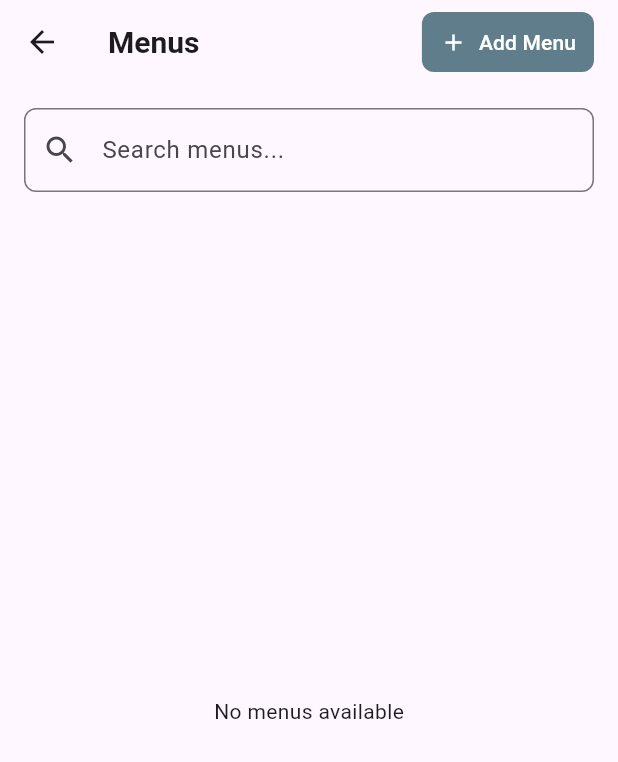
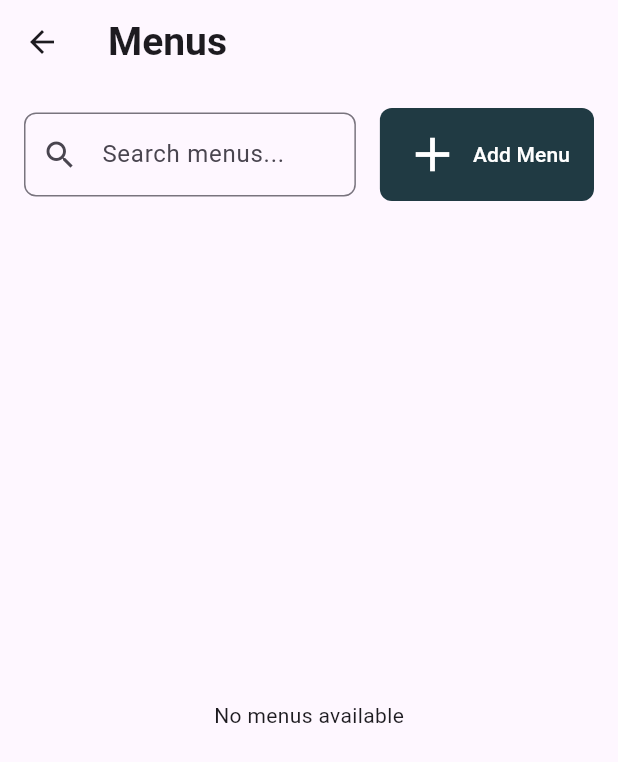
Before and after one commit to johnelson12345/SalesManagement_Monitoring_Node_postgresql, a Flutter app: the MenuScreen screen opened directly, on a phone screen of 412 x 824 dp. Shown: the top 762 px of the screen. Run offline on Flutter 3.47's test engine with Material 3 defaults, Android fonts, the phone set to English and light mode, and no system bars; our stand-ins replace image_picker, shared_preferences; accounts and stored records are empty; network calls fail.

Commit message:
ne functionality

```diff
--- a/lib/main.dart
+++ b/lib/main.dart
@@ -1,10 +1,8 @@
 import 'package:flutter/material.dart';
-import 'package:sales_managementv5/screens/categoryscreen.dart';
 import 'package:sales_managementv5/screens/loginscreen.dart';
-import 'package:sales_managementv5/screens/mainscreen.dart';
 
 void main() {
-  runApp(MyApp());
+  runApp(const MyApp());
 }
 
 class MyApp extends StatelessWidget {
@@ -18,7 +16,7 @@ class MyApp extends StatelessWidget {
       theme: ThemeData(
         primarySwatch: Colors.blueGrey,
       ),
-      home: MainLayout(child: LoginScreen()), // Wrap CategoryScreen inside MainLayout
+      home:   const LoginScreen(), // Wrap CategoryScreen inside MainLayout
     );
   }
 }
--- a/lib/screens/menus_screen.dart
+++ b/lib/screens/menus_screen.dart
@@ -233,29 +233,17 @@ Future<void> _pickImage() async {
 Widget build(BuildContext context) {
   return Scaffold(
     appBar: AppBar(
-        title: const Text("Menus", style: TextStyle(fontSize: 20, fontWeight: FontWeight.w600)),
-        actions: [
-          Padding(
-            padding: const EdgeInsets.only(right: 16),
-            child: TextButton.icon(
-              icon: const Icon(Icons.add),
-              label: const Text("Add Menu"),
-              onPressed: () => _showMenuDialog(),
-              style: TextButton.styleFrom(
-                foregroundColor: Colors.white,
-                backgroundColor: Colors.blueGrey,
-                padding: const EdgeInsets.symmetric(horizontal: 12, vertical: 8),
-                shape: RoundedRectangleBorder(borderRadius: BorderRadius.circular(8)),
-              ),
-            ),
-          ),
-        ],
+      title: const Text("Menus", style: TextStyle(fontSize: 26, fontWeight: FontWeight.w600)),
     ),
     body: Padding(
       padding: const EdgeInsets.all(16.0),
       child: Column(
         children: [
-            TextField(
+          // Search Bar & Button in Row for alignment
+          Row(
+            children: [
+              Expanded(
+                child: TextField(
                   controller: _searchController,
                   decoration: InputDecoration(
                     prefixIcon: const Icon(Icons.search),
@@ -263,24 +251,40 @@ Future<void> _pickImage() async {
                     border: OutlineInputBorder(borderRadius: BorderRadius.circular(8)),
                   ),
                 ),
-            const SizedBox(height: 12),
+              ),
+              const SizedBox(width: 16), // Space between search bar & button
+              TextButton.icon(
+                icon: const Icon(Icons.add, color: Colors.white, size: 38),
+                label: const Text("Add Menu", style: TextStyle(color: Colors.white)),
+                onPressed: () => _showMenuDialog(),
+                style: TextButton.styleFrom(
+                  foregroundColor: Colors.white,
+                  backgroundColor: const Color(0xFF203A43),
+                  padding: const EdgeInsets.symmetric(horizontal: 16, vertical: 12),
+                  shape: RoundedRectangleBorder(borderRadius: BorderRadius.circular(8)),
+                ),
+              ),
+            ],
+          ),
+          const SizedBox(height: 12), // Space before DataTable
           Expanded(
             child: _filteredMenus.isEmpty
                 ? const Center(child: Text("No menus available"))
                 : SingleChildScrollView(
-                      scrollDirection: Axis.horizontal, // Horizontal scrolling
+                    scrollDirection: Axis.horizontal,
                     child: SingleChildScrollView(
                       scrollDirection: Axis.vertical,
                       child: DataTable(
-                          headingRowColor: WidgetStateProperty.resolveWith((states) => Colors.blueGrey), // Set header color
+                        headingRowColor: WidgetStateProperty.resolveWith(
+                            (states) => const Color.fromARGB(255, 50, 70, 80)),
                         columnSpacing: 200,
                         border: TableBorder.all(width: 1, color: Colors.grey),
                         columns: const [
-                            DataColumn(label: Text("Menu Name", style: TextStyle(fontWeight: FontWeight.bold, color: Colors.white))),
-                            DataColumn(label: Text("Category Name", style: TextStyle(fontWeight: FontWeight.bold, color: Colors.white))),
-                            DataColumn(label: Text("Price", style: TextStyle(fontWeight: FontWeight.bold, color: Colors.white))),
-                            DataColumn(label: Text("Status", style: TextStyle(fontWeight: FontWeight.bold, color: Colors.white))),
-                            DataColumn(label: Text("Actions", style: TextStyle(fontWeight: FontWeight.bold, color: Colors.white))),
+                          DataColumn(label: Text("Menu Name", style: TextStyle(fontWeight: FontWeight.bold, color: Colors.white, fontSize: 15))),
+                          DataColumn(label: Text("Category Name", style: TextStyle(fontWeight: FontWeight.bold, color: Colors.white, fontSize: 15))),
+                          DataColumn(label: Text("Price", style: TextStyle(fontWeight: FontWeight.bold, color: Colors.white, fontSize: 15))),
+                          DataColumn(label: Text("Status", style: TextStyle(fontWeight: FontWeight.bold, color: Colors.white, fontSize: 15))),
+                          DataColumn(label: Text("Actions", style: TextStyle(fontWeight: FontWeight.bold, color: Colors.white, fontSize: 15))),
                         ],
                         rows: _filteredMenus.map((menu) {
                           return DataRow(cells: [
@@ -291,7 +295,6 @@ Future<void> _pickImage() async {
                                 orElse: () => Category(id: 0, name: "Unknown", code: ''),
                               ).name,
                             )),
-
                             DataCell(Text(menu.price.toString())),
                             DataCell(Text(menu.status)),
                             DataCell(Row(
@@ -317,4 +320,5 @@ Future<void> _pickImage() async {
     ),
   );
 }
+
 }
```
Also changed, not shown: lib/screens/homescreen.dart (added, +205 -0 lines), lib/screens/loginscreen.dart (+28 -3 lines), lib/screens/mainscreen.dart (+10 -5 lines). Lines whose indentation alone changed are shown as unchanged.
